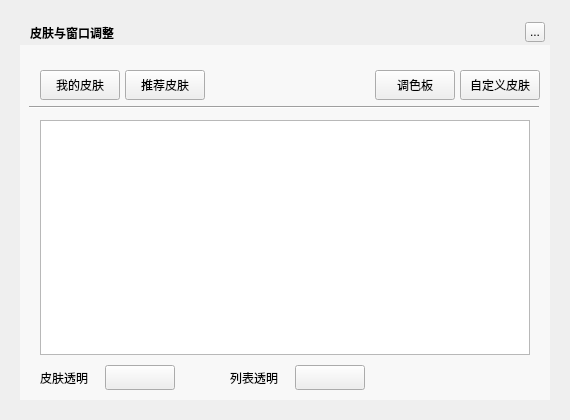
The window that TTKCore/musicUi/musicWidget/musicbackgroundskindialog.ui (Greedysky/TTKMusicPlayer) describes before a commit, drawn with Qt 5.
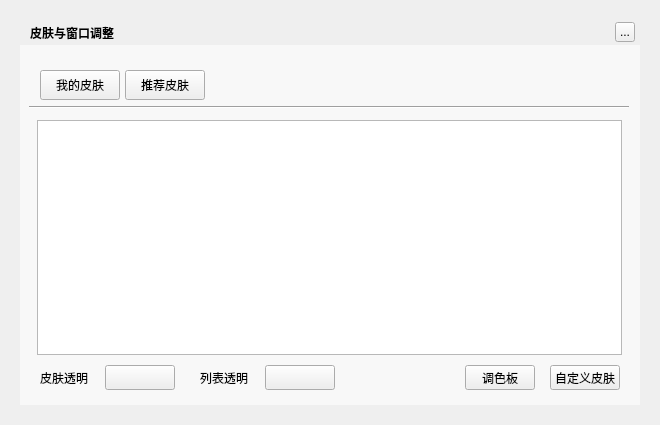
The same window after the commit. Custom widgets are drawn as their Qt base class.

The edit to the form file:
```diff
--- a/TTKCore/musicUi/musicWidget/musicbackgroundskindialog.ui
+++ b/TTKCore/musicUi/musicWidget/musicbackgroundskindialog.ui
@@ -6,8 +6,8 @@
    <rect>
     <x>0</x>
     <y>0</y>
-    <width>570</width>
-    <height>420</height>
+    <width>660</width>
+    <height>425</height>
    </rect>
   </property>
   <property name="windowTitle">
@@ -18,8 +18,8 @@
     <rect>
      <x>20</x>
      <y>20</y>
-     <width>530</width>
-     <height>380</height>
+     <width>620</width>
+     <height>385</height>
     </rect>
    </property>
    <property name="styleSheet">
@@ -48,7 +48,7 @@
   <widget class="QToolButton" name="topTitleCloseButton">
    <property name="geometry">
     <rect>
-     <x>525</x>
+     <x>615</x>
      <y>22</y>
      <width>20</width>
      <height>20</height>
@@ -93,9 +93,9 @@
   <widget class="QStackedWidget" name="stackedWidget">
    <property name="geometry">
     <rect>
-     <x>40</x>
+     <x>37</x>
      <y>120</y>
-     <width>490</width>
+     <width>585</width>
      <height>235</height>
     </rect>
    </property>
@@ -110,7 +110,7 @@
     <rect>
      <x>29</x>
      <y>105</y>
-     <width>510</width>
+     <width>600</width>
      <height>5</height>
     </rect>
    </property>
@@ -121,10 +121,10 @@
   <widget class="QPushButton" name="customSkin">
    <property name="geometry">
     <rect>
-     <x>460</x>
-     <y>70</y>
-     <width>80</width>
-     <height>30</height>
+     <x>550</x>
+     <y>365</y>
+     <width>70</width>
+     <height>25</height>
     </rect>
    </property>
    <property name="cursor">
@@ -137,10 +137,10 @@
   <widget class="QPushButton" name="paletteButton">
    <property name="geometry">
     <rect>
-     <x>375</x>
-     <y>70</y>
-     <width>80</width>
-     <height>30</height>
+     <x>465</x>
+     <y>365</y>
+     <width>70</width>
+     <height>25</height>
     </rect>
    </property>
    <property name="cursor">
@@ -155,8 +155,8 @@
     <rect>
      <x>20</x>
      <y>45</y>
-     <width>530</width>
-     <height>355</height>
+     <width>620</width>
+     <height>360</height>
     </rect>
    </property>
    <property name="styleSheet">
@@ -166,7 +166,7 @@
   <widget class="QToolButton" name="listTransparentButton">
    <property name="geometry">
     <rect>
-     <x>295</x>
+     <x>265</x>
      <y>365</y>
      <width>70</width>
      <height>25</height>
@@ -179,7 +179,7 @@
   <widget class="QLabel" name="listTransparentLabel">
    <property name="geometry">
     <rect>
-     <x>230</x>
+     <x>200</x>
      <y>365</y>
      <width>60</width>
      <height>25</height>
```
